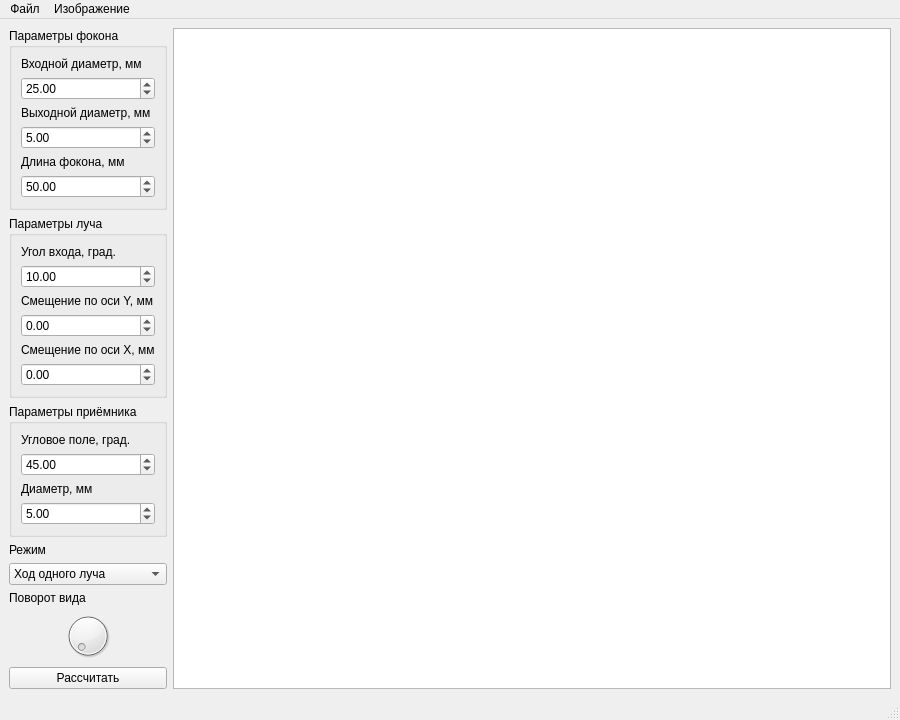
First picture: the form in mainwindow.ui, repository cool-palace/Focon, before the edit.
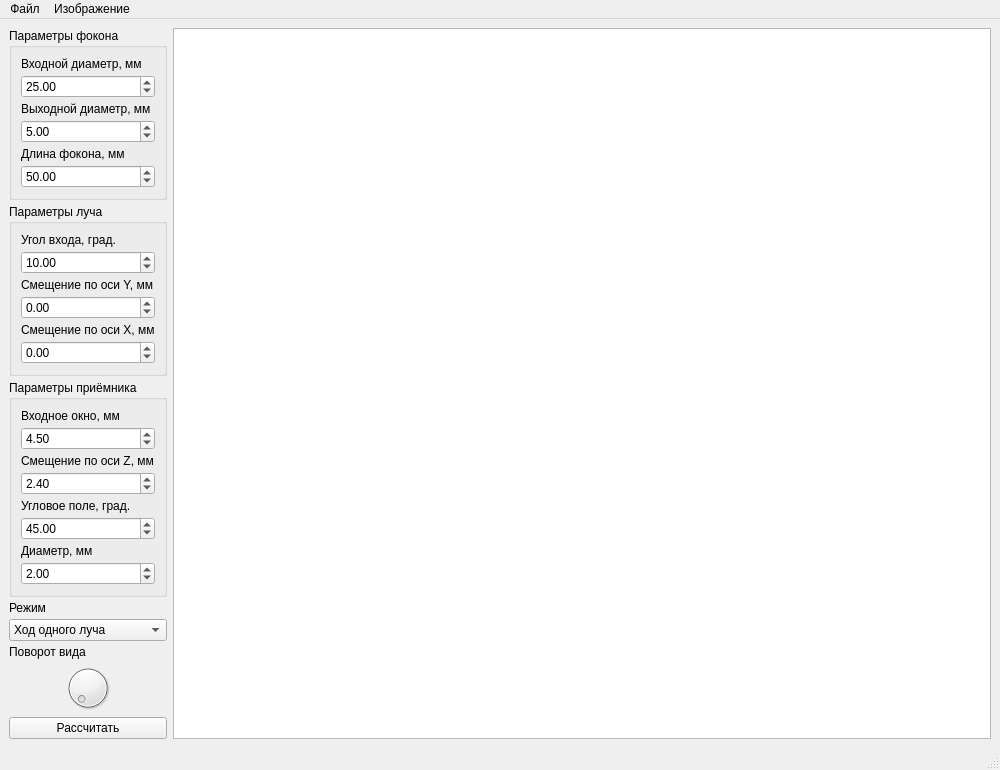
Second picture: the form after the edit.

The edit to the form file:
```diff
--- a/mainwindow.ui
+++ b/mainwindow.ui
@@ -6,8 +6,8 @@
    <rect>
     <x>0</x>
     <y>0</y>
-    <width>900</width>
-    <height>708</height>
+    <width>1000</width>
+    <height>756</height>
    </rect>
   </property>
   <property name="windowTitle">
@@ -19,12 +19,59 @@
      <layout class="QHBoxLayout" name="horizontalLayout">
       <item>
        <layout class="QGridLayout" name="gridLayout_5">
+        <property name="verticalSpacing">
+         <number>4</number>
+        </property>
         <item row="0" column="0">
          <widget class="QGroupBox" name="focon_parameters">
           <property name="title">
            <string>Параметры фокона</string>
           </property>
           <layout class="QGridLayout" name="gridLayout_2">
+           <property name="verticalSpacing">
+            <number>4</number>
+           </property>
+           <item row="5" column="0">
+            <widget class="QDoubleSpinBox" name="length">
+             <property name="sizePolicy">
+              <sizepolicy hsizetype="Minimum" vsizetype="Preferred">
+               <horstretch>0</horstretch>
+               <verstretch>0</verstretch>
+              </sizepolicy>
+             </property>
+             <property name="minimum">
+              <double>10.000000000000000</double>
+             </property>
+             <property name="maximum">
+              <double>1000.000000000000000</double>
+             </property>
+             <property name="value">
+              <double>50.000000000000000</double>
+             </property>
+            </widget>
+           </item>
+           <item row="3" column="0">
+            <widget class="QDoubleSpinBox" name="d_out">
+             <property name="sizePolicy">
+              <sizepolicy hsizetype="Minimum" vsizetype="Preferred">
+               <horstretch>0</horstretch>
+               <verstretch>0</verstretch>
+              </sizepolicy>
+             </property>
+             <property name="minimum">
+              <double>0.500000000000000</double>
+             </property>
+             <property name="maximum">
+              <double>100.000000000000000</double>
+             </property>
+             <property name="singleStep">
+              <double>0.500000000000000</double>
+             </property>
+             <property name="value">
+              <double>5.000000000000000</double>
+             </property>
+            </widget>
+           </item>
            <item row="0" column="0">
             <widget class="QLabel" name="label_d_in">
              <property name="sizePolicy">
@@ -73,28 +120,6 @@
              </property>
             </widget>
            </item>
-           <item row="3" column="0">
-            <widget class="QDoubleSpinBox" name="d_out">
-             <property name="sizePolicy">
-              <sizepolicy hsizetype="Minimum" vsizetype="Preferred">
-               <horstretch>0</horstretch>
-               <verstretch>0</verstretch>
-              </sizepolicy>
-             </property>
-             <property name="minimum">
-              <double>0.500000000000000</double>
-             </property>
-             <property name="maximum">
-              <double>100.000000000000000</double>
-             </property>
-             <property name="singleStep">
-              <double>0.500000000000000</double>
-             </property>
-             <property name="value">
-              <double>5.000000000000000</double>
-             </property>
-            </widget>
-           </item>
            <item row="4" column="0">
             <widget class="QLabel" name="label_length">
              <property name="sizePolicy">
@@ -108,25 +133,6 @@
              </property>
             </widget>
            </item>
-           <item row="5" column="0">
-            <widget class="QDoubleSpinBox" name="length">
-             <property name="sizePolicy">
-              <sizepolicy hsizetype="Minimum" vsizetype="Preferred">
-               <horstretch>0</horstretch>
-               <verstretch>0</verstretch>
-              </sizepolicy>
-             </property>
-             <property name="minimum">
-              <double>10.000000000000000</double>
-             </property>
-             <property name="maximum">
-              <double>500.000000000000000</double>
-             </property>
-             <property name="value">
-              <double>50.000000000000000</double>
-             </property>
-            </widget>
-           </item>
           </layout>
          </widget>
         </item>
@@ -136,6 +142,9 @@
            <string>Параметры луча</string>
           </property>
           <layout class="QGridLayout" name="gridLayout">
+           <property name="verticalSpacing">
+            <number>4</number>
+           </property>
            <item row="5" column="0">
             <widget class="QDoubleSpinBox" name="offset">
              <property name="sizePolicy">
@@ -210,18 +219,34 @@
         </item>
         <item row="2" column="0">
          <widget class="QGroupBox" name="detector_parameters">
+          <property name="sizePolicy">
+           <sizepolicy hsizetype="Preferred" vsizetype="Preferred">
+            <horstretch>0</horstretch>
+            <verstretch>0</verstretch>
+           </sizepolicy>
+          </property>
           <property name="title">
            <string>Параметры приёмника</string>
           </property>
           <layout class="QGridLayout" name="gridLayout_3">
-           <item row="2" column="0">
-            <widget class="QLabel" name="label_d_det">
+           <property name="verticalSpacing">
+            <number>4</number>
+           </property>
+           <item row="7" column="0">
+            <widget class="QDoubleSpinBox" name="d_det">
+             <property name="value">
+              <double>2.000000000000000</double>
+             </property>
+            </widget>
+           </item>
+           <item row="0" column="0">
+            <widget class="QLabel" name="label_aperture">
              <property name="text">
-              <string>Диаметр, мм</string>
+              <string>Входное окно, мм</string>
              </property>
             </widget>
            </item>
-           <item row="1" column="0">
+           <item row="5" column="0">
             <widget class="QDoubleSpinBox" name="fov">
              <property name="maximum">
               <double>90.000000000000000</double>
@@ -231,17 +256,53 @@
              </property>
             </widget>
            </item>
-           <item row="0" column="0">
+           <item row="6" column="0">
+            <widget class="QLabel" name="label_d_det">
+             <property name="text">
+              <string>Диаметр, мм</string>
+             </property>
+            </widget>
+           </item>
+           <item row="4" column="0">
             <widget class="QLabel" name="label_fov">
              <property name="text">
               <string>Угловое поле, град.</string>
              </property>
             </widget>
            </item>
+           <item row="2" column="0">
+            <widget class="QLabel" name="label_offset_det">
+             <property name="text">
+              <string>Смещение по оси Z, мм</string>
+             </property>
+            </widget>
+           </item>
+           <item row="1" column="0">
+            <widget class="QDoubleSpinBox" name="aperture">
+             <property name="minimum">
+              <double>2.000000000000000</double>
+             </property>
+             <property name="maximum">
+              <double>10.000000000000000</double>
+             </property>
+             <property name="singleStep">
+              <double>0.100000000000000</double>
+             </property>
+             <property name="value">
+              <double>4.500000000000000</double>
+             </property>
+            </widget>
+           </item>
            <item row="3" column="0">
-            <widget class="QDoubleSpinBox" name="d_det">
+            <widget class="QDoubleSpinBox" name="offset_det">
+             <property name="maximum">
+              <double>4.000000000000000</double>
+             </property>
+             <property name="singleStep">
+              <double>0.100000000000000</double>
+             </property>
              <property name="value">
-              <double>5.000000000000000</double>
+              <double>2.400000000000000</double>
              </property>
             </widget>
            </item>
@@ -250,6 +311,12 @@
         </item>
         <item row="3" column="0">
          <widget class="QLabel" name="label">
+          <property name="sizePolicy">
+           <sizepolicy hsizetype="Preferred" vsizetype="Fixed">
+            <horstretch>0</horstretch>
+            <verstretch>0</verstretch>
+           </sizepolicy>
+          </property>
           <property name="text">
            <string>Режим</string>
           </property>
@@ -286,6 +353,12 @@
         </item>
         <item row="5" column="0">
          <widget class="QLabel" name="label_rotation">
+          <property name="sizePolicy">
+           <sizepolicy hsizetype="Preferred" vsizetype="Fixed">
+            <horstretch>0</horstretch>
+            <verstretch>0</verstretch>
+           </sizepolicy>
+          </property>
           <property name="text">
            <string>Поворот вида</string>
           </property>
@@ -312,7 +385,7 @@
       </item>
      </layout>
     </item>
-    <item row="0" column="1">
+    <item row="0" column="2">
      <widget class="QGraphicsView" name="view">
       <property name="minimumSize">
        <size>
@@ -350,7 +423,7 @@
     <rect>
      <x>0</x>
      <y>0</y>
-     <width>900</width>
+     <width>1000</width>
      <height>20</height>
     </rect>
    </property>
```
